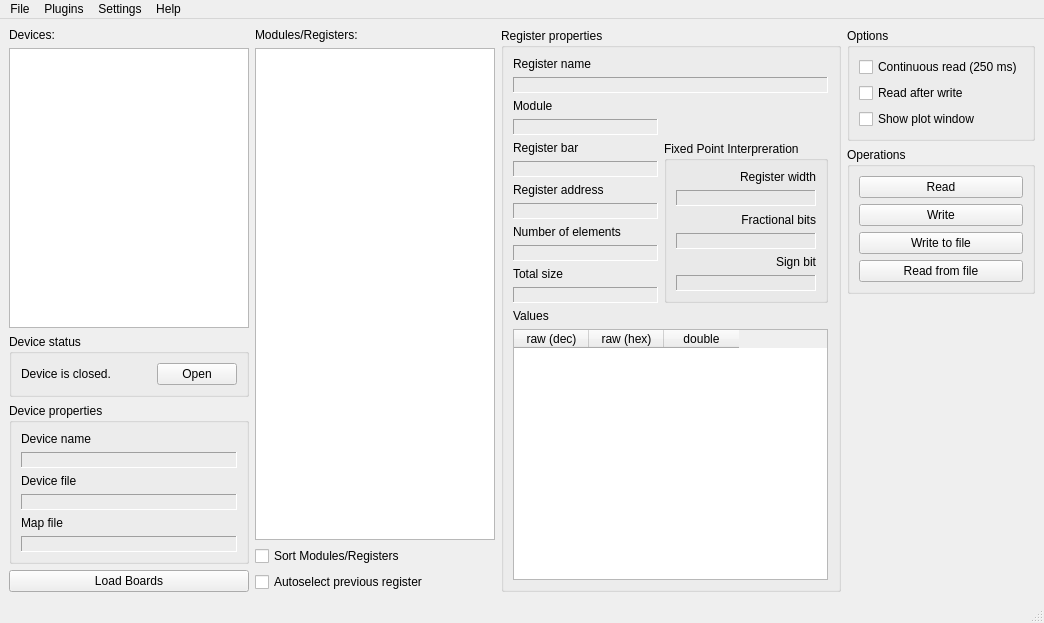
ChimeraTK/QtHardMon, file src/QtHardMonForm.ui: the form before one commit.
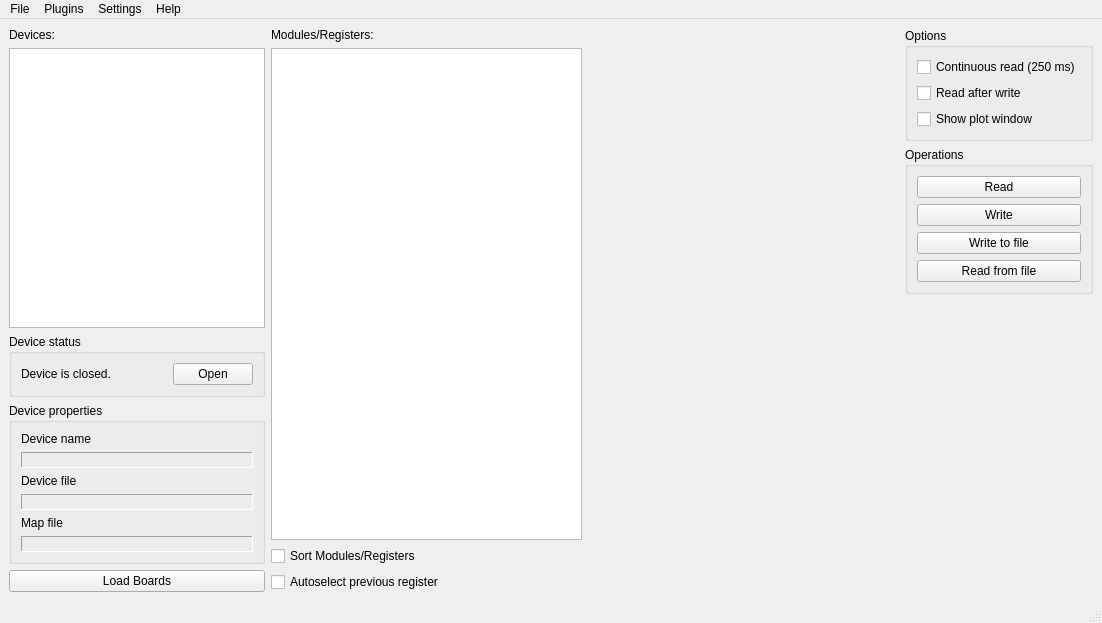
The form after the commit. Custom widgets are drawn as their Qt base class.

Commit message: Separated Register Properties groupbox into new QWidget class.

```diff
--- a/src/QtHardMonForm.ui
+++ b/src/QtHardMonForm.ui
@@ -6,7 +6,7 @@
    <rect>
     <x>0</x>
     <y>0</y>
-    <width>1044</width>
+    <width>1102</width>
     <height>623</height>
    </rect>
   </property>
@@ -229,11 +229,24 @@
      </layout>
     </item>
     <item>
-     <layout class="QVBoxLayout" name="verticalLayout_4">
+     <layout class="QVBoxLayout" name="verticalLayout_4" stretch="0,0">
       <item>
-       <widget class="QGroupBox" name="registerPropertiesGroupBox">
+       <spacer name="horizontalSpacer">
+        <property name="orientation">
+         <enum>Qt::Horizontal</enum>
+        </property>
+        <property name="sizeHint" stdset="0">
+         <size>
+          <width>40</width>
+          <height>1</height>
+         </size>
+        </property>
+       </spacer>
+      </item>
+      <item>
+       <widget class="RegisterPropertiesWidget" name="registerPropertiesWidget" native="true">
         <property name="sizePolicy">
-         <sizepolicy hsizetype="Preferred" vsizetype="Preferred">
+         <sizepolicy hsizetype="Preferred" vsizetype="Expanding">
           <horstretch>0</horstretch>
           <verstretch>0</verstretch>
          </sizepolicy>
@@ -244,297 +257,10 @@
           <height>0</height>
          </size>
         </property>
-        <property name="title">
-         <string>Register properties</string>
-        </property>
         <layout class="QGridLayout" name="gridLayout">
          <property name="rightMargin">
           <number>10</number>
          </property>
-         <item row="2" column="0">
-          <widget class="QLabel" name="moduleLabel">
-           <property name="text">
-            <string>Module</string>
-           </property>
-          </widget>
-         </item>
-         <item row="12" column="0">
-          <widget class="QLabel" name="valuesLabel">
-           <property name="text">
-            <string>Values</string>
-           </property>
-          </widget>
-         </item>
-         <item row="8" column="0">
-          <widget class="QLabel" name="registerNElementsLabel">
-           <property name="text">
-            <string>Number of elements</string>
-           </property>
-          </widget>
-         </item>
-         <item row="10" column="0">
-          <widget class="QLabel" name="registerSizeLabel">
-           <property name="text">
-            <string>Total size</string>
-           </property>
-          </widget>
-         </item>
-         <item row="7" column="0">
-          <widget class="QLabel" name="registerAddressDisplay">
-           <property name="frameShape">
-            <enum>QFrame::Panel</enum>
-           </property>
-           <property name="frameShadow">
-            <enum>QFrame::Sunken</enum>
-           </property>
-           <property name="text">
-            <string/>
-           </property>
-          </widget>
-         </item>
-         <item row="4" column="0">
-          <widget class="QLabel" name="registerBarLabel">
-           <property name="text">
-            <string>Register bar</string>
-           </property>
-          </widget>
-         </item>
-         <item row="9" column="0">
-          <widget class="QLabel" name="registerNElementsDisplay">
-           <property name="frameShape">
-            <enum>QFrame::Panel</enum>
-           </property>
-           <property name="frameShadow">
-            <enum>QFrame::Sunken</enum>
-           </property>
-           <property name="text">
-            <string/>
-           </property>
-          </widget>
-         </item>
-         <item row="13" column="0" colspan="2">
-          <widget class="QTableWidget" name="valuesTableWidget">
-           <property name="sizePolicy">
-            <sizepolicy hsizetype="Preferred" vsizetype="Expanding">
-             <horstretch>0</horstretch>
-             <verstretch>0</verstretch>
-            </sizepolicy>
-           </property>
-           <property name="minimumSize">
-            <size>
-             <width>315</width>
-             <height>0</height>
-            </size>
-           </property>
-           <property name="alternatingRowColors">
-            <bool>true</bool>
-           </property>
-           <property name="columnCount">
-            <number>3</number>
-           </property>
-           <attribute name="horizontalHeaderCascadingSectionResizes">
-            <bool>false</bool>
-           </attribute>
-           <attribute name="horizontalHeaderDefaultSectionSize">
-            <number>75</number>
-           </attribute>
-           <attribute name="verticalHeaderDefaultSectionSize">
-            <number>20</number>
-           </attribute>
-           <attribute name="verticalHeaderHighlightSections">
-            <bool>false</bool>
-           </attribute>
-           <column>
-            <property name="text">
-             <string>raw (dec)</string>
-            </property>
-           </column>
-           <column>
-            <property name="text">
-             <string>raw (hex)</string>
-            </property>
-           </column>
-           <column>
-            <property name="text">
-             <string>double</string>
-            </property>
-           </column>
-          </widget>
-         </item>
-         <item row="11" column="0">
-          <widget class="QLabel" name="registerSizeDisplay">
-           <property name="frameShape">
-            <enum>QFrame::Panel</enum>
-           </property>
-           <property name="frameShadow">
-            <enum>QFrame::Sunken</enum>
-           </property>
-           <property name="text">
-            <string/>
-           </property>
-          </widget>
-         </item>
-         <item row="5" column="0">
-          <widget class="QLabel" name="registerBarDisplay">
-           <property name="frameShape">
-            <enum>QFrame::Panel</enum>
-           </property>
-           <property name="frameShadow">
-            <enum>QFrame::Sunken</enum>
-           </property>
-           <property name="text">
-            <string/>
-           </property>
-          </widget>
-         </item>
-         <item row="6" column="0">
-          <widget class="QLabel" name="registerAddressLabel">
-           <property name="text">
-            <string>Register address</string>
-           </property>
-          </widget>
-         </item>
-         <item row="0" column="0">
-          <widget class="QLabel" name="registerNameLabel">
-           <property name="text">
-            <string>Register name</string>
-           </property>
-          </widget>
-         </item>
-         <item row="4" column="1" rowspan="8">
-          <widget class="QGroupBox" name="fixedPointGroupBox">
-           <property name="title">
-            <string>Fixed Point Interpreration</string>
-           </property>
-           <layout class="QVBoxLayout" name="verticalLayout_5">
-            <item>
-             <widget class="QLabel" name="RegisterwidthLabel">
-              <property name="locale">
-               <locale language="English" country="UnitedStates"/>
-              </property>
-              <property name="text">
-               <string>Register width</string>
-              </property>
-              <property name="alignment">
-               <set>Qt::AlignRight|Qt::AlignTrailing|Qt::AlignVCenter</set>
-              </property>
-             </widget>
-            </item>
-            <item>
-             <widget class="QLabel" name="registerWidthDisplay">
-              <property name="frameShape">
-               <enum>QFrame::Panel</enum>
-              </property>
-              <property name="frameShadow">
-               <enum>QFrame::Sunken</enum>
-              </property>
-              <property name="lineWidth">
-               <number>1</number>
-              </property>
-              <property name="midLineWidth">
-               <number>1</number>
-              </property>
-              <property name="text">
-               <string/>
-              </property>
-              <property name="alignment">
-               <set>Qt::AlignRight|Qt::AlignTrailing|Qt::AlignVCenter</set>
-              </property>
-             </widget>
-            </item>
-            <item>
-             <widget class="QLabel" name="RegisterFracBitsLabel">
-              <property name="locale">
-               <locale language="English" country="UnitedStates"/>
-              </property>
-              <property name="text">
-               <string>Fractional bits</string>
-              </property>
-              <property name="alignment">
-               <set>Qt::AlignRight|Qt::AlignTrailing|Qt::AlignVCenter</set>
-              </property>
-             </widget>
-            </item>
-            <item>
-             <widget class="QLabel" name="registerFracBitsDisplay">
-              <property name="frameShape">
-               <enum>QFrame::Panel</enum>
-              </property>
-              <property name="frameShadow">
-               <enum>QFrame::Sunken</enum>
-              </property>
-              <property name="text">
-               <string/>
-              </property>
-              <property name="alignment">
-               <set>Qt::AlignRight|Qt::AlignTrailing|Qt::AlignVCenter</set>
-              </property>
-             </widget>
-            </item>
-            <item>
-             <widget class="QLabel" name="SignedBitIndicationLabel">
-              <property name="locale">
-               <locale language="English" country="UnitedStates"/>
-              </property>
-              <property name="text">
-               <string>&lt;html&gt;&lt;head/&gt;&lt;body&gt;&lt;p&gt;Sign bit&lt;/p&gt;&lt;/body&gt;&lt;/html&gt;</string>
-              </property>
-              <property name="alignment">
-               <set>Qt::AlignRight|Qt::AlignTrailing|Qt::AlignVCenter</set>
-              </property>
-             </widget>
-            </item>
-            <item>
-             <widget class="QLabel" name="registeSignBitDisplay">
-              <property name="frameShape">
-               <enum>QFrame::Panel</enum>
-              </property>
-              <property name="frameShadow">
-               <enum>QFrame::Sunken</enum>
-              </property>
-              <property name="text">
-               <string/>
-              </property>
-              <property name="alignment">
-               <set>Qt::AlignRight|Qt::AlignTrailing|Qt::AlignVCenter</set>
-              </property>
-             </widget>
-            </item>
-           </layout>
-          </widget>
-         </item>
-         <item row="1" column="0" colspan="2">
-          <widget class="QLabel" name="registerNameDisplay">
-           <property name="enabled">
-            <bool>true</bool>
-           </property>
-           <property name="layoutDirection">
-            <enum>Qt::LeftToRight</enum>
-           </property>
-           <property name="frameShape">
-            <enum>QFrame::Panel</enum>
-           </property>
-           <property name="frameShadow">
-            <enum>QFrame::Sunken</enum>
-           </property>
-           <property name="text">
-            <string/>
-           </property>
-          </widget>
-         </item>
-         <item row="3" column="0">
-          <widget class="QLabel" name="moduleDisplay">
-           <property name="frameShape">
-            <enum>QFrame::Panel</enum>
-           </property>
-           <property name="frameShadow">
-            <enum>QFrame::Sunken</enum>
-           </property>
-           <property name="text">
-            <string/>
-           </property>
-          </widget>
-         </item>
         </layout>
        </widget>
       </item>
@@ -644,8 +370,8 @@
     <rect>
      <x>0</x>
      <y>0</y>
-     <width>1044</width>
-     <height>23</height>
+     <width>1102</width>
+     <height>25</height>
     </rect>
    </property>
    <widget class="QMenu" name="fileMenu">
@@ -733,6 +459,14 @@
    </property>
   </action>
  </widget>
+ <customwidgets>
+  <customwidget>
+   <class>RegisterPropertiesWidget</class>
+   <extends>QWidget</extends>
+   <header>RegisterPropertiesWidget.h</header>
+   <container>1</container>
+  </customwidget>
+ </customwidgets>
  <resources/>
  <connections/>
 </ui>
```
The commit also changes 9 other files.
